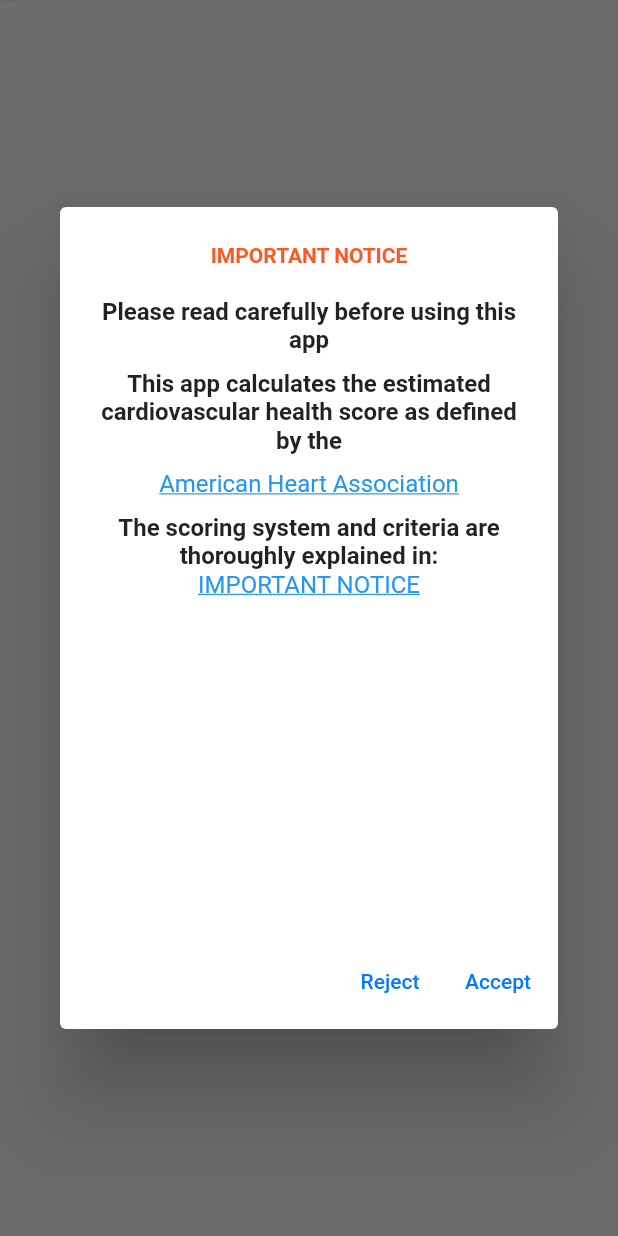
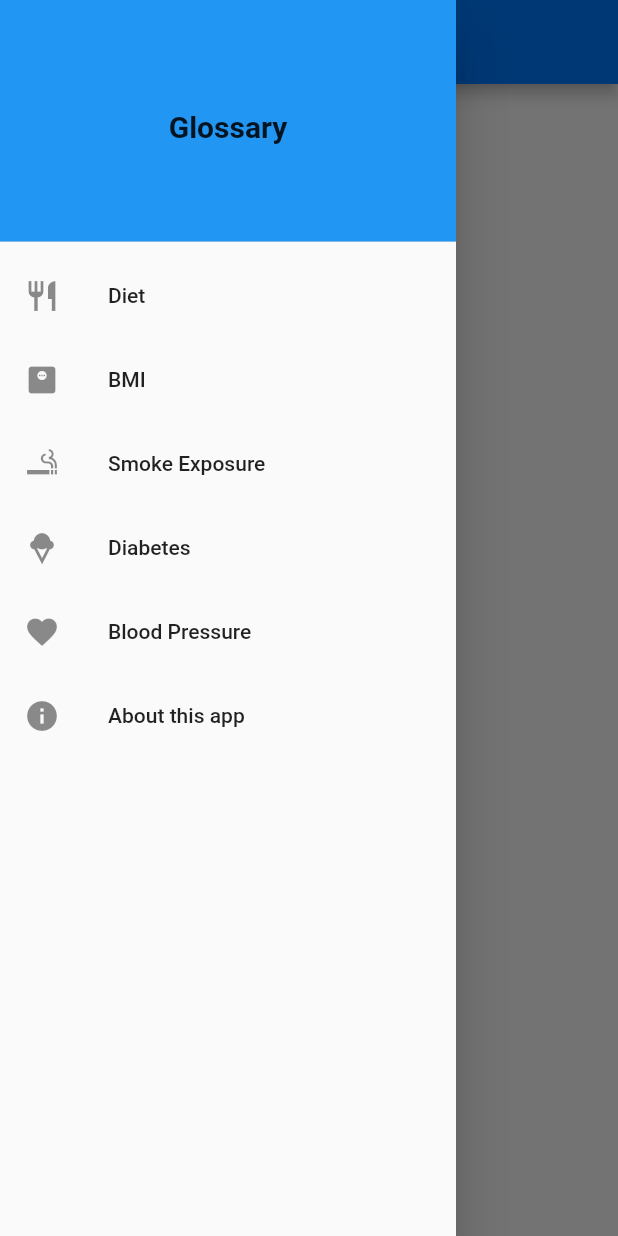
Before and after one commit to Clod/precarina, a Flutter app: the screen it shows after launch, with the side drawer open (before the commit the screen has no drawer), on a phone screen of 412 x 824 dp. Run offline on Flutter 3.47's test engine with Material 2 defaults, Android fonts, the phone set to English and light mode, and no system bars; our stand-ins replace flutter_html, shared_preferences; generated files the repository leaves out were written again.

Commit message:
Agrego Scaffold principal y Drawer.

```diff
--- /dev/null
+++ b/lib/help_drawer.dart
@@ -0,0 +1,125 @@
+import 'package:flutter/material.dart';
+import 'package:flutter_gen/gen_l10n/app_localizations.dart';
+import 'package:flutter_html/flutter_html.dart';
+import 'package:precarina/help_pages/item_help.dart';
+
+// https://blog.logrocket.com/how-to-add-navigation-drawer-flutter/
+class HelpDrawer extends StatelessWidget {
+  const HelpDrawer({
+    super.key,
+  });
+
+  @override
+  Widget build(BuildContext context) {
+    return Drawer(
+      // Add a ListView to the drawer. This ensures the user can scroll
+      // through the options in the drawer if there isn't enough vertical
+      // space to fit everything.
+      child: ListView(
+        // Important: Remove any padding from the ListView.
+        padding: EdgeInsets.zero,
+        children: [
+          DrawerHeader(
+            decoration: BoxDecoration(
+              color: Theme.of(context).primaryColor,
+            ),
+            child: Center(
+              child: Text(
+                AppLocalizations.of(context)!.txtGlossary,
+                style: TextStyle(fontSize: 20, fontWeight: FontWeight.bold),
+              ),
+            ),
+          ),
+          ListTile(
+            leading: Icon(Icons.restaurant),
+            title: Text(AppLocalizations.of(context)!.txtDietButton),
+            onTap: () {
+              Navigator.push(
+                context,
+                MaterialPageRoute(
+                  builder: (context) =>
+                      ItemHelp(title: AppLocalizations.of(context)!.txtDietButton, content: AppLocalizations.of(context)!.txtDietHelp),
+                ),
+              );
+            },
+          ),
+          ListTile(
+            leading: Icon(Icons.monitor_weight),
+            title: Text(AppLocalizations.of(context)!.txtBodyMassIndexButton),
+            onTap: () {
+              Navigator.push(
+                context,
+                MaterialPageRoute(
+                  builder: (context) => ItemHelp(
+                      title: AppLocalizations.of(context)!.txtBodyMassIndexButton, content: AppLocalizations.of(context)!.txtBodyMassIndextHelp),
+                ),
+              );
+            },
+          ),
+          ListTile(
+            leading: Icon(Icons.smoking_rooms),
+            title: Text(AppLocalizations.of(context)!.txtSmokeExposureButton),
+            onTap: () {
+              Navigator.push(
+                context,
+                MaterialPageRoute(
+                  builder: (context) => ItemHelp(
+                      title: AppLocalizations.of(context)!.txtSmokeExposureButton, content: AppLocalizations.of(context)!.txtSmokeExposureHelp),
+                ),
+              );
+            },
+          ),
+          ListTile(
+            leading: Icon(Icons.icecream),
+            title: Text(AppLocalizations.of(context)!.txtDiabetesButton),
+            onTap: () {
+              Navigator.push(
+                context,
+                MaterialPageRoute(
+                  builder: (context) =>
+                      ItemHelp(title: AppLocalizations.of(context)!.txtDiabetesButton, content: AppLocalizations.of(context)!.txtDiabetesHelp),
+                ),
+              );
+            },
+          ),
+          ListTile(
+            leading: Icon(Icons.favorite),
+            title: Text(AppLocalizations.of(context)!.txtBloodPressureButton),
+            onTap: () {
+              Navigator.push(
+                context,
+                MaterialPageRoute(
+                  builder: (context) => ItemHelp(
+                      title: AppLocalizations.of(context)!.txtBloodPressureButton, content: AppLocalizations.of(context)!.txtBloodPressureHelp),
+                ),
+              );
+            },
+          ),
+          AboutListTile(
+            icon: Icon(
+              Icons.info,
+            ),
+            child: Text('About this app'),
+            applicationIcon: Icon(
+              Icons.local_play,
+            ),
+            applicationName: 'SACARINA',
+            applicationVersion: '2.0.0',
+            applicationLegalese: 'This app is Freeware and Open Source',
+            aboutBoxChildren: [
+              SizedBox(height: 5.0,),
+              SizedBox(
+                  height: 300.0,
+                  width: 150.0,
+                  child: SingleChildScrollView(
+                    child: Html(
+                        data:
+                        AppLocalizations.of(context)!.txtAbout),
+                  ))
+            ],
+          ),
+        ],
+      ),
+    );
+  }
+}
--- a/lib/main.dart
+++ b/lib/main.dart
@@ -2,27 +2,14 @@
 import 'package:flutter/cupertino.dart';
 import 'package:flutter/material.dart';
 import 'package:flutter/services.dart';
-import 'package:flutter_exit_app/flutter_exit_app.dart';
 import 'package:shared_preferences/shared_preferences.dart';
-import 'package:url_launcher/url_launcher.dart';
 // import 'package:form_builder_validators/form_builder_validators.dart';
 // import 'package:intl/intl.dart';
 import 'package:flutter_localizations/flutter_localizations.dart';
 // https://phrase.com/blog/posts/flutter-localization/
 import 'package:flutter_gen/gen_l10n/app_localizations.dart';
-
-const TextStyle _textStylePobre = TextStyle(
-  fontWeight: FontWeight.bold,
-  color: CupertinoColors.destructiveRed,
-);
-const TextStyle _textStyleInterm = TextStyle(
-  fontWeight: FontWeight.bold,
-  color: CupertinoColors.activeOrange,
-);
-const TextStyle _textStyleIdeal = TextStyle(
-  fontWeight: FontWeight.bold,
-  color: CupertinoColors.activeGreen,
-);
+import 'aux_functions/show_terms_and_conds.dart';
+import 'help_drawer.dart';
 
 SharedPreferences? prefs;
 bool? flagShowTandC = true;
@@ -67,7 +54,7 @@
       ],
       supportedLocales: [
         Locale('en', ''), // English
-        // Locale('es', ''), // Spanish
+        Locale('es', ''), // Spanish
       ],
       home: MyHomePage(),
     );
@@ -91,34 +78,10 @@
   String? _selectedValueGlucemia;
 
   double _puntaje = 0.0;
-  String _score = '';
-  Color _colorScore = CupertinoColors.black;
-  bool _scoreVisible = false;
 
   late BuildContext bc;
   bool tcAccepted = false;
 
-  _computeScore() {
-    debugPrint('***************** Calculando el score *****************');
-
-    if (_selectedValueFuma != null &&
-        _selectedValueBMI != null &&
-        _selectedValueActiFis != null &&
-        _selectedValueDieta != null &&
-        _selectedValueColesterol != null &&
-        _selectedValuePresion != null &&
-        _selectedValueGlucemia != null) {
-      _puntaje = (double.parse(_selectedValueFuma!) +
-          double.parse(_selectedValueBMI!) +
-          double.parse(_selectedValueActiFis!) +
-          double.parse(_selectedValueDieta!) +
-          double.parse(_selectedValueColesterol!) +
-          double.parse(_selectedValuePresion!) +
-          double.parse(_selectedValueGlucemia!)) /
-          7;
-    }
-    debugPrint('Puntaje: $_puntaje');
-  }
 
   showHint(BuildContext context, String title, String body) {
     showDialog(
@@ -149,108 +112,8 @@
     );
   }
 
-  showTandC(BuildContext context) {
-    showDialog(
-      context: context,
-      barrierDismissible: false,
-      builder: (BuildContext context) {
-        return AlertDialog(
-          title: Text(
-            AppLocalizations.of(context)!.txtImportantNotice,
-            textAlign: TextAlign.center,
-            style: const TextStyle(
-                color: Colors.deepOrange,
-                fontSize: 14.0,
-                fontWeight: FontWeight.bold),
-          ),
-          content: SizedBox(
-              width: 400,
-              height: 400,
-              child: SingleChildScrollView(
-                child: Column(
-                  crossAxisAlignment: CrossAxisAlignment.center,
-                  children: [
-                    Text(
-                      AppLocalizations.of(context)!.txtReadCarefully,
-                      textAlign: TextAlign.center,
-                      style: TextStyle(fontWeight: FontWeight.bold),
-                    ),
-                    const SizedBox(
-                      height: 10.0,
-                    ),
-                    Text(
-                      AppLocalizations.of(context)!.txtAppPurpose,
-                      textAlign: TextAlign.center,
-                      style: TextStyle(fontWeight: FontWeight.bold),
-                    ),
-                    const SizedBox(
-                      height: 10.0,
-                    ),
-                    GestureDetector(
-                      onTap: () async {
-                        await launchUrl(Uri.parse('https://www.heart.org'));
-                      },
-                      child: const Text(
-                        'American Heart Association',
-                        style: TextStyle(
-                          decoration: TextDecoration.underline,
-                          color: Colors.blue,
-                        ),
-                      ),
-                    ),
-                    const SizedBox(
-                      height: 10.0,
-                    ),
-                    Text(
-                      AppLocalizations.of(context)!.txtFundamentalsLocation,
-                      textAlign: TextAlign.center,
-                      style: const TextStyle(fontWeight: FontWeight.bold),
-                    ),
-                    GestureDetector(
-                      onTap: () async {
-                        await launchUrl(Uri.parse('https://playbook.heart.org/lifes-simple-7/'));
-                      },
-                      child: Text(
-                        AppLocalizations.of(context)!.txtImportantNotice,
-                        style: const TextStyle(
-                          decoration: TextDecoration.underline,
-                          color: Colors.blue,
-                        ),
-                      ),
-                    ),
-                  ],
-                ),
-              )),
-          actions: [
-            TextButton(
-              onPressed: () {
-                debugPrint("Cancelando...");
-                // Gracefully quit the app
-                // Según leí, Apple no lo permite pero esto, de alguna manera, lo logra.
-                // FlutterExitApp.exitApp(iosForceExit: true);
-                FlutterExitApp.exitApp();
-              },
-              child: const Text('Reject'),
-            ),
-            TextButton(
-              onPressed: () {
-                debugPrint("Aceptando...");
-                prefs!.setBool('showTandC', false);
-                Navigator.of(context).pop();
-              },
-              child: const Text('Accept'),
-            ),
-          ],
-        );
-      },
-    );
-  }
 
   ////////////////////////////////////////////////////////////////
-  void myFunction() {
-    debugPrint('Widget built 1!');
-    showTandC(bc);
-  }
 
   @override
   void initState() {
@@ -259,7 +122,7 @@
 
     if (flagShowTandC != false) {
       // Register a callback to execute after the widget is built
-      WidgetsBinding.instance.addPostFrameCallback((_) => myFunction());
+      WidgetsBinding.instance.addPostFrameCallback((_) => showTandC(bc, () => prefs!.setBool('showTandC', false)));
     }
   }
 
@@ -279,9 +142,19 @@
 
     bc = context;
 
-    return DefaultTextStyle(
-      style: TextStyle(fontSize: fontSize),
-      child: Text("algo"),
+    return Scaffold(
+      appBar: AppBar(
+        title: const Text(
+          'PRECARINA',
+          textAlign: TextAlign.center,
+          style: TextStyle(
+            fontSize: 18,
+            fontWeight: FontWeight.bold,
+          ),
+        ),
+      ),
+      drawer: HelpDrawer(),
+      body: const Text("ÄBRACADABRA"),
     );
   }
 }
--- a/pubspec.yaml
+++ b/pubspec.yaml
@@ -44,6 +44,7 @@
     sdk: flutter
   intl: any
   url_launcher: ^6.1.12
+  flutter_html: ^3.0.0-beta.2
 
 flutter_launcher_icons:
   android: true
```
Also changed, not shown: lib/help_pages/item_help.dart (added, +31 -0 lines), pubspec.lock, 1 other file.
